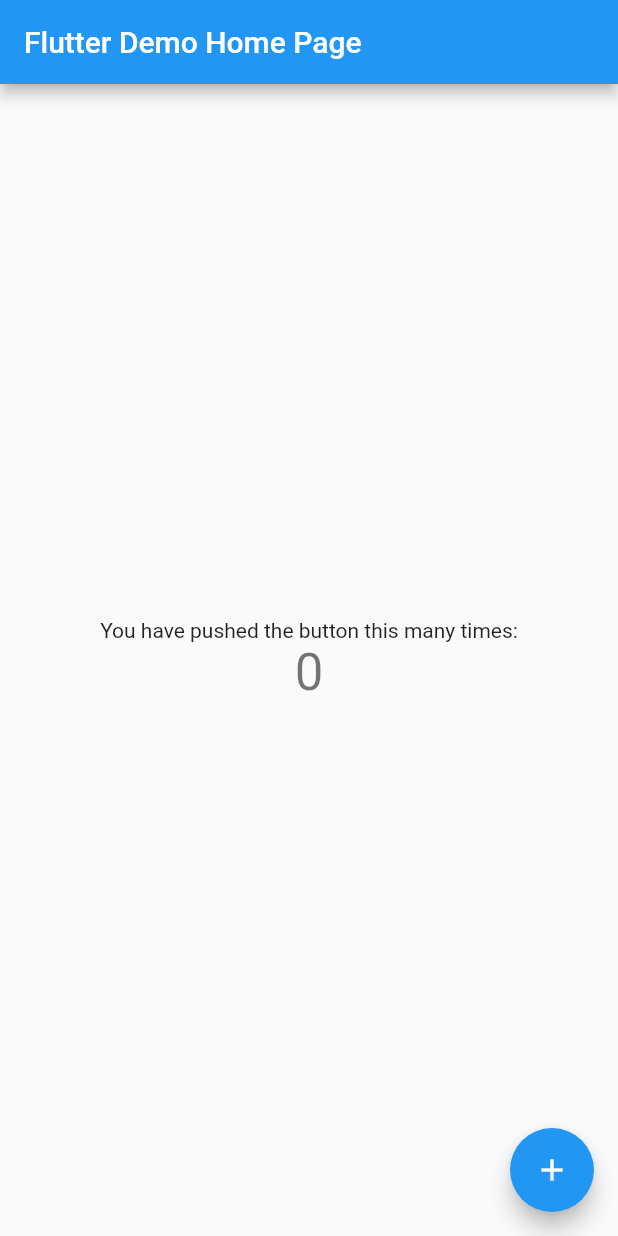
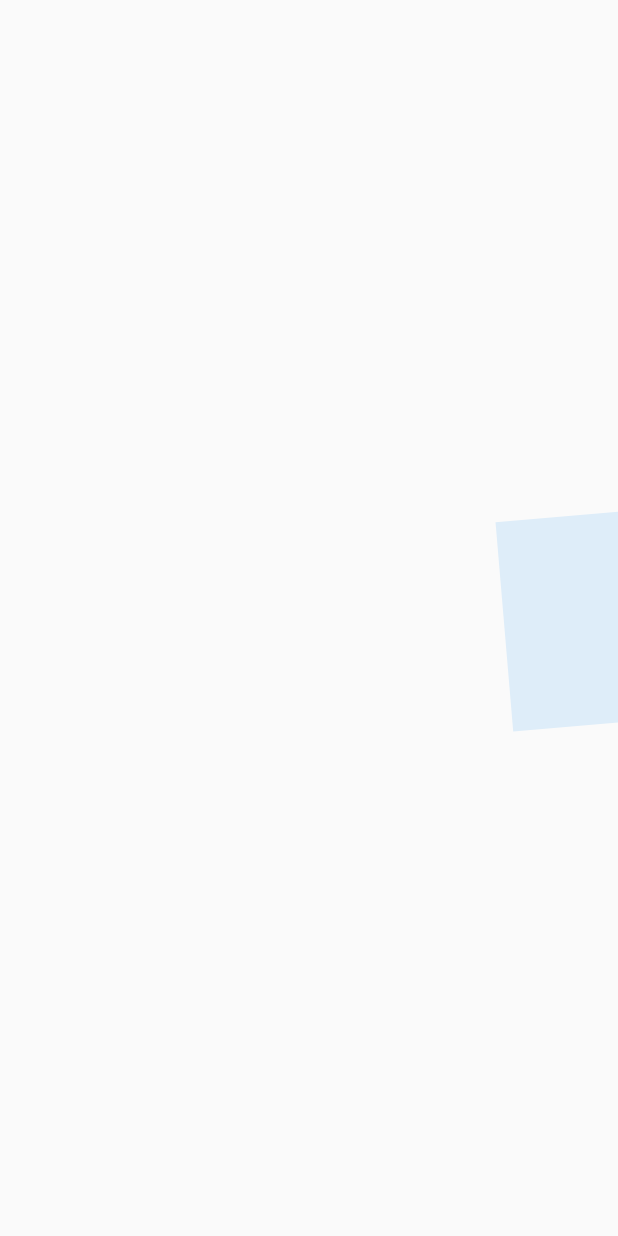
Before and after one commit to JhonZuluaga007/progess_bar_circular, a Flutter app: the screen it shows after launch, on a phone screen of 412 x 824 dp. Run offline on Flutter 3.47's test engine with Material 2 defaults, Android fonts, the phone set to English and light mode, and no system bars.

Commit message:
the base template for the project is created

```diff
--- a/lib/main.dart
+++ b/lib/main.dart
@@ -1,4 +1,5 @@
 import 'package:flutter/material.dart';
+import 'package:progess_bar_circular/src/pages/animations_page.dart';
 
 void main() {
   runApp(const MyApp());
@@ -7,109 +8,15 @@
 class MyApp extends StatelessWidget {
   const MyApp({Key? key}) : super(key: key);
 
-  // This widget is the root of your application.
   @override
   Widget build(BuildContext context) {
     return MaterialApp(
-      title: 'Flutter Demo',
+      debugShowCheckedModeBanner: false,
+      title: 'ProgressBarCircular App',
       theme: ThemeData(
-        // This is the theme of your application.
-        //
-        // Try running your application with "flutter run". You'll see the
-        // application has a blue toolbar. Then, without quitting the app, try
-        // changing the primarySwatch below to Colors.green and then invoke
-        // "hot reload" (press "r" in the console where you ran "flutter run",
-        // or simply save your changes to "hot reload" in a Flutter IDE).
-        // Notice that the counter didn't reset back to zero; the application
-        // is not restarted.
         primarySwatch: Colors.blue,
       ),
-      home: const MyHomePage(title: 'Flutter Demo Home Page'),
+      home: const AnimationsPage(),
     );
   }
 }
-
-class MyHomePage extends StatefulWidget {
-  const MyHomePage({Key? key, required this.title}) : super(key: key);
-
-  // This widget is the home page of your application. It is stateful, meaning
-  // that it has a State object (defined below) that contains fields that affect
-  // how it looks.
-
-  // This class is the configuration for the state. It holds the values (in this
-  // case the title) provided by the parent (in this case the App widget) and
-  // used by the build method of the State. Fields in a Widget subclass are
-  // always marked "final".
-
-  final String title;
-
-  @override
-  State<MyHomePage> createState() => _MyHomePageState();
-}
-
-class _MyHomePageState extends State<MyHomePage> {
-  int _counter = 0;
-
-  void _incrementCounter() {
-    setState(() {
-      // This call to setState tells the Flutter framework that something has
-      // changed in this State, which causes it to rerun the build method below
-      // so that the display can reflect the updated values. If we changed
-      // _counter without calling setState(), then the build method would not be
-      // called again, and so nothing would appear to happen.
-      _counter++;
-    });
-  }
-
-  @override
-  Widget build(BuildContext context) {
-    // This method is rerun every time setState is called, for instance as done
-    // by the _incrementCounter method above.
-    //
-    // The Flutter framework has been optimized to make rerunning build methods
-    // fast, so that you can just rebuild anything that needs updating rather
-    // than having to individually change instances of widgets.
-    return Scaffold(
-      appBar: AppBar(
-        // Here we take the value from the MyHomePage object that was created by
-        // the App.build method, and use it to set our appbar title.
-        title: Text(widget.title),
-      ),
-      body: Center(
-        // Center is a layout widget. It takes a single child and positions it
-        // in the middle of the parent.
-        child: Column(
-          // Column is also a layout widget. It takes a list of children and
-          // arranges them vertically. By default, it sizes itself to fit its
-          // children horizontally, and tries to be as tall as its parent.
-          //
-          // Invoke "debug painting" (press "p" in the console, choose the
-          // "Toggle Debug Paint" action from the Flutter Inspector in Android
-          // Studio, or the "Toggle Debug Paint" command in Visual Studio Code)
-          // to see the wireframe for each widget.
-          //
-          // Column has various properties to control how it sizes itself and
-          // how it positions its children. Here we use mainAxisAlignment to
-          // center the children vertically; the main axis here is the vertical
-          // axis because Columns are vertical (the cross axis would be
-          // horizontal).
-          mainAxisAlignment: MainAxisAlignment.center,
-          children: <Widget>[
-            const Text(
-              'You have pushed the button this many times:',
-            ),
-            Text(
-              '$_counter',
-              style: Theme.of(context).textTheme.headline4,
-            ),
-          ],
-        ),
-      ),
-      floatingActionButton: FloatingActionButton(
-        onPressed: _incrementCounter,
-        tooltip: 'Increment',
-        child: const Icon(Icons.add),
-      ), // This trailing comma makes auto-formatting nicer for build methods.
-    );
-  }
-}
--- /dev/null
+++ b/lib/src/pages/animations_page.dart
@@ -0,0 +1,104 @@
+import 'package:flutter/material.dart';
+import 'dart:math' as math;
+
+class AnimationsPage extends StatelessWidget {
+  const AnimationsPage({Key? key}) : super(key: key);
+
+  @override
+  Widget build(BuildContext context) {
+    return const Scaffold(
+      body: Center(
+        child: SquareAnimation(),
+      ),
+    );
+  }
+}
+
+class SquareAnimation extends StatefulWidget {
+  const SquareAnimation({
+    Key? key,
+  }) : super(key: key);
+
+  @override
+  State<SquareAnimation> createState() => _SquareAnimationState();
+}
+
+class _SquareAnimationState extends State<SquareAnimation>
+    with SingleTickerProviderStateMixin {
+  late AnimationController animationController;
+  late Animation<double> rotation;
+
+  late Animation<double> opacity;
+  late Animation<double> opacityOut;
+
+  late Animation<double> moveRight;
+  late Animation<double> enlarge;
+
+  @override
+  void initState() {
+    animationController = AnimationController(
+        vsync: this, duration: const Duration(milliseconds: 4000));
+    rotation = Tween(begin: 0.0, end: 2 * math.pi).animate(
+        CurvedAnimation(parent: animationController, curve: Curves.bounceOut));
+
+    opacity = Tween(begin: 0.1, end: 1.0).animate(CurvedAnimation(
+        parent: animationController,
+        curve: const Interval(0.0, 0.25, curve: Curves.easeInOut)));
+
+    opacityOut = Tween(begin: 0.0, end: 1.0).animate(CurvedAnimation(
+        parent: animationController,
+        curve: const Interval(0.75, 1.0, curve: Curves.easeInOut)));
+
+    moveRight = Tween(begin: 0.0, end: 200.0).animate(CurvedAnimation(
+        parent: animationController,
+        curve: const Interval(0.0, 0.25, curve: Curves.easeInOut)));
+
+    enlarge = Tween(begin: 0.0, end: 2.0).animate(CurvedAnimation(
+        parent: animationController,
+        curve: const Interval(0.0, 0.25, curve: Curves.easeInOut)));
+
+    animationController.addListener(() {
+      print('Status: ${animationController.status}');
+      if (animationController.status == AnimationStatus.completed) {
+        animationController.repeat();
+        //animationController.reverse();
+        //animationController.reset();
+      }
+    });
+
+    super.initState();
+  }
+
+  @override
+  Widget build(BuildContext context) {
+    // Play / Reproduction
+    animationController.forward();
+    return AnimatedBuilder(
+      animation: animationController,
+      child: _Rectangulo(),
+      builder: (context, childRectangulo) {
+        return Transform.translate(
+          offset: Offset(moveRight.value, 0),
+          child: Transform.rotate(
+              angle: rotation.value,
+              child: Opacity(
+                opacity: opacity.value - opacityOut.value,
+                child: Transform.scale(
+                    scale: enlarge.value, child: childRectangulo),
+              )),
+        );
+      },
+    );
+  }
+}
+
+class _Rectangulo extends StatelessWidget {
+  @override
+  Widget build(BuildContext context) {
+    return Container(
+      width: 70,
+      height: 70,
+      decoration: const BoxDecoration(color: Colors.blue),
+    );
+  }
+}
```
